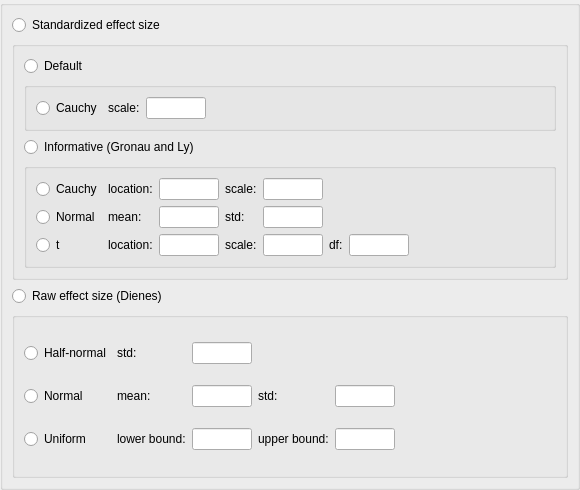
Qt form JASP-Desktop/widgets/subjectivepriorswidget.ui (jasp-stats/jasp-desktop) before a commit.
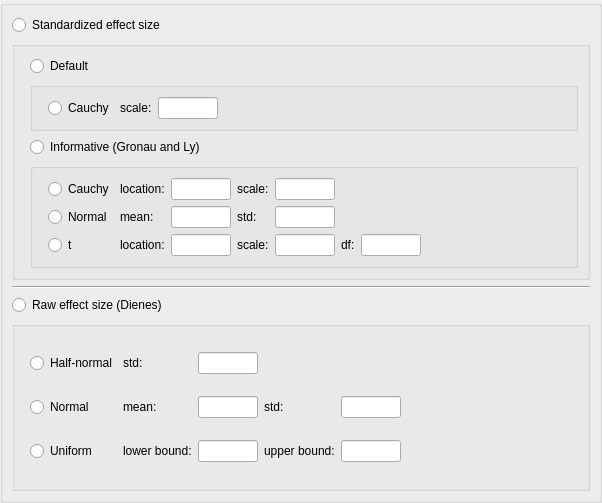
The same form after that commit. Custom widgets are drawn as their Qt base class.

Commit message: UI improvements to subjective priors widget

Diff of the .ui file:
```diff
--- a/JASP-Desktop/widgets/subjectivepriorswidget.ui
+++ b/JASP-Desktop/widgets/subjectivepriorswidget.ui
@@ -6,8 +6,8 @@
    <rect>
     <x>0</x>
     <y>0</y>
-    <width>580</width>
-    <height>490</height>
+    <width>602</width>
+    <height>503</height>
    </rect>
   </property>
   <property name="sizePolicy">
@@ -38,14 +38,21 @@
    <item row="0" column="0">
     <widget class="BoundGroupBox" name="effectSize">
      <layout class="QGridLayout" name="gridLayout_14">
-      <item row="2" column="0">
+      <item row="0" column="0">
+       <widget class="QRadioButton" name="_1standardizedEffectSize">
+        <property name="text">
+         <string>Standardized effect size</string>
+        </property>
+       </widget>
+      </item>
+      <item row="3" column="0">
        <widget class="QRadioButton" name="_2dienesRawEffectSize">
         <property name="text">
          <string>Raw effect size (Dienes)</string>
         </property>
        </widget>
       </item>
-      <item row="3" column="0">
+      <item row="4" column="0">
        <widget class="BoundGroupBox" name="dienesEffectSize">
         <property name="title">
          <string/>
@@ -54,43 +61,20 @@
          <bool>false</bool>
         </property>
         <layout class="QGridLayout" name="gridLayout_17">
+         <item row="2" column="6">
+          <spacer name="horizontalSpacer_9">
+           <property name="orientation">
+            <enum>Qt::Horizontal</enum>
+           </property>
+           <property name="sizeHint" stdset="0">
+            <size>
+             <width>40</width>
+             <height>20</height>
+            </size>
+           </property>
+          </spacer>
+         </item>
          <item row="2" column="1">
-          <widget class="QLabel" name="label_uniformDienesLowerBound">
-           <property name="text">
-            <string>lower bound:</string>
-           </property>
-          </widget>
-         </item>
-         <item row="2" column="3">
-          <widget class="QLabel" name="label_uniformDienesUpperBound">
-           <property name="text">
-            <string>upper bound:</string>
-           </property>
-          </widget>
-         </item>
-         <item row="2" column="2">
-          <widget class="BoundTextBox" name="uniformDienesLowerBound">
-           <property name="sizePolicy">
-            <sizepolicy hsizetype="Fixed" vsizetype="Preferred">
-             <horstretch>0</horstretch>
-             <verstretch>0</verstretch>
-            </sizepolicy>
-           </property>
-           <property name="minimumSize">
-            <size>
-             <width>60</width>
-             <height>0</height>
-            </size>
-           </property>
-           <property name="maximumSize">
-            <size>
-             <width>60</width>
-             <height>16777215</height>
-            </size>
-           </property>
-          </widget>
-         </item>
-         <item row="2" column="0">
           <widget class="QRadioButton" name="uniformDienes">
            <property name="sizePolicy">
             <sizepolicy hsizetype="Fixed" vsizetype="Fixed">
@@ -103,8 +87,8 @@
            </property>
           </widget>
          </item>
-         <item row="2" column="4">
-          <widget class="BoundTextBox" name="uniformDienesUpperBound">
+         <item row="1" column="5">
+          <widget class="BoundTextBox" name="normalDienesStd">
            <property name="sizePolicy">
             <sizepolicy hsizetype="Fixed" vsizetype="Preferred">
              <horstretch>0</horstretch>
@@ -125,7 +109,7 @@
            </property>
           </widget>
          </item>
-         <item row="0" column="2">
+         <item row="0" column="3">
           <widget class="BoundTextBox" name="halfNormalDienesStd">
            <property name="sizePolicy">
             <sizepolicy hsizetype="Fixed" vsizetype="Preferred">
@@ -147,41 +131,72 @@
            </property>
           </widget>
          </item>
-         <item row="0" column="1">
+         <item row="2" column="3">
+          <widget class="BoundTextBox" name="uniformDienesLowerBound">
+           <property name="sizePolicy">
+            <sizepolicy hsizetype="Fixed" vsizetype="Preferred">
+             <horstretch>0</horstretch>
+             <verstretch>0</verstretch>
+            </sizepolicy>
+           </property>
+           <property name="minimumSize">
+            <size>
+             <width>60</width>
+             <height>0</height>
+            </size>
+           </property>
+           <property name="maximumSize">
+            <size>
+             <width>60</width>
+             <height>16777215</height>
+            </size>
+           </property>
+          </widget>
+         </item>
+         <item row="2" column="5">
+          <widget class="BoundTextBox" name="uniformDienesUpperBound">
+           <property name="sizePolicy">
+            <sizepolicy hsizetype="Fixed" vsizetype="Preferred">
+             <horstretch>0</horstretch>
+             <verstretch>0</verstretch>
+            </sizepolicy>
+           </property>
+           <property name="minimumSize">
+            <size>
+             <width>60</width>
+             <height>0</height>
+            </size>
+           </property>
+           <property name="maximumSize">
+            <size>
+             <width>60</width>
+             <height>16777215</height>
+            </size>
+           </property>
+          </widget>
+         </item>
+         <item row="2" column="4">
+          <widget class="QLabel" name="label_uniformDienesUpperBound">
+           <property name="text">
+            <string>upper bound:</string>
+           </property>
+          </widget>
+         </item>
+         <item row="0" column="2">
           <widget class="QLabel" name="label_halfNormalDienesStd">
            <property name="text">
             <string>std:</string>
            </property>
           </widget>
          </item>
-         <item row="0" column="0">
-          <widget class="QRadioButton" name="halfNormalDienes">
-           <property name="text">
-            <string>Half-normal</string>
-           </property>
-          </widget>
-         </item>
-         <item row="1" column="0">
-          <widget class="QRadioButton" name="normalDienes">
-           <property name="sizePolicy">
-            <sizepolicy hsizetype="Fixed" vsizetype="Fixed">
-             <horstretch>0</horstretch>
-             <verstretch>0</verstretch>
-            </sizepolicy>
-           </property>
-           <property name="text">
-            <string>Normal</string>
-           </property>
-          </widget>
-         </item>
-         <item row="1" column="1">
+         <item row="1" column="2">
           <widget class="QLabel" name="label_normalDienesMean">
            <property name="text">
             <string>mean:</string>
            </property>
           </widget>
          </item>
-         <item row="1" column="2">
+         <item row="1" column="3">
           <widget class="BoundTextBox" name="normalDienesMean">
            <property name="sizePolicy">
             <sizepolicy hsizetype="Fixed" vsizetype="Preferred">
@@ -203,49 +218,58 @@
            </property>
           </widget>
          </item>
-         <item row="1" column="3">
+         <item row="1" column="4">
           <widget class="QLabel" name="label_normalDienesStd">
            <property name="text">
             <string>std:</string>
            </property>
           </widget>
          </item>
-         <item row="1" column="4">
-          <widget class="BoundTextBox" name="normalDienesStd">
+         <item row="0" column="1">
+          <widget class="QRadioButton" name="halfNormalDienes">
+           <property name="text">
+            <string>Half-normal</string>
+           </property>
+          </widget>
+         </item>
+         <item row="1" column="1">
+          <widget class="QRadioButton" name="normalDienes">
            <property name="sizePolicy">
-            <sizepolicy hsizetype="Fixed" vsizetype="Preferred">
+            <sizepolicy hsizetype="Fixed" vsizetype="Fixed">
              <horstretch>0</horstretch>
              <verstretch>0</verstretch>
             </sizepolicy>
            </property>
-           <property name="minimumSize">
-            <size>
-             <width>60</width>
-             <height>0</height>
-            </size>
+           <property name="text">
+            <string>Normal</string>
            </property>
+          </widget>
+         </item>
+         <item row="2" column="2">
+          <widget class="QLabel" name="label_uniformDienesLowerBound">
+           <property name="text">
+            <string>lower bound:</string>
+           </property>
+          </widget>
+         </item>
+         <item row="1" column="0">
+          <widget class="QWidget" name="widget_4" native="true">
            <property name="maximumSize">
             <size>
-             <width>60</width>
+             <width>16</width>
              <height>16777215</height>
             </size>
            </property>
           </widget>
          </item>
-         <item row="2" column="5">
-          <spacer name="horizontalSpacer_9">
+        </layout>
+       </widget>
+      </item>
+      <item row="2" column="0">
+       <widget class="Line" name="line_2">
            <property name="orientation">
             <enum>Qt::Horizontal</enum>
            </property>
-           <property name="sizeHint" stdset="0">
-            <size>
-             <width>40</width>
-             <height>20</height>
-            </size>
-           </property>
-          </spacer>
-         </item>
-        </layout>
        </widget>
       </item>
       <item row="1" column="0">
@@ -257,100 +281,7 @@
          <bool>false</bool>
         </property>
         <layout class="QGridLayout" name="gridLayout_15">
-         <item row="0" column="0">
-          <widget class="QRadioButton" name="defaultStandardEffectSize">
-           <property name="sizePolicy">
-            <sizepolicy hsizetype="Fixed" vsizetype="Fixed">
-             <horstretch>0</horstretch>
-             <verstretch>0</verstretch>
-            </sizepolicy>
-           </property>
-           <property name="text">
-            <string>Default</string>
-           </property>
-          </widget>
-         </item>
-         <item row="3" column="0">
-          <widget class="QRadioButton" name="informativeStandardEffectSize">
-           <property name="sizePolicy">
-            <sizepolicy hsizetype="Fixed" vsizetype="Fixed">
-             <horstretch>0</horstretch>
-             <verstretch>0</verstretch>
-            </sizepolicy>
-           </property>
-           <property name="text">
-            <string>Informative (Gronau and Ly)</string>
-           </property>
-          </widget>
-         </item>
-         <item row="1" column="0">
-          <widget class="BoundGroupBox" name="defaultStandardizedEffectSize">
-           <property name="title">
-            <string/>
-           </property>
-           <property name="flat">
-            <bool>false</bool>
-           </property>
-           <layout class="QGridLayout" name="gridLayout_18">
-            <item row="0" column="3">
-             <spacer name="horizontalSpacer_10">
-              <property name="orientation">
-               <enum>Qt::Horizontal</enum>
-              </property>
-              <property name="sizeHint" stdset="0">
-               <size>
-                <width>40</width>
-                <height>20</height>
-               </size>
-              </property>
-             </spacer>
-            </item>
-            <item row="0" column="0">
-             <widget class="QRadioButton" name="cauchyDefault">
-              <property name="sizePolicy">
-               <sizepolicy hsizetype="Fixed" vsizetype="Fixed">
-                <horstretch>0</horstretch>
-                <verstretch>0</verstretch>
-               </sizepolicy>
-              </property>
-              <property name="text">
-               <string>Cauchy</string>
-              </property>
-             </widget>
-            </item>
-            <item row="0" column="1">
-             <widget class="QLabel" name="label_7">
-              <property name="text">
-               <string>scale:</string>
-              </property>
-             </widget>
-            </item>
-            <item row="0" column="2">
-             <widget class="BoundTextBox" name="priorWidth">
-              <property name="sizePolicy">
-               <sizepolicy hsizetype="Fixed" vsizetype="Preferred">
-                <horstretch>0</horstretch>
-                <verstretch>0</verstretch>
-               </sizepolicy>
-              </property>
-              <property name="minimumSize">
-               <size>
-                <width>60</width>
-                <height>0</height>
-               </size>
-              </property>
-              <property name="maximumSize">
-               <size>
-                <width>60</width>
-                <height>16777215</height>
-               </size>
-              </property>
-             </widget>
-            </item>
-           </layout>
-          </widget>
-         </item>
-         <item row="4" column="0">
+         <item row="4" column="1">
           <widget class="BoundGroupBox" name="informativeStandardizedEffectSize">
            <property name="title">
             <string/>
@@ -359,43 +290,65 @@
             <bool>false</bool>
            </property>
            <layout class="QGridLayout" name="gridLayout_16">
-            <item row="1" column="4">
-             <widget class="BoundTextBox" name="informativeCauchyScale">
-              <property name="sizePolicy">
-               <sizepolicy hsizetype="Fixed" vsizetype="Preferred">
-                <horstretch>0</horstretch>
-                <verstretch>0</verstretch>
-               </sizepolicy>
-              </property>
-              <property name="minimumSize">
-               <size>
-                <width>60</width>
-                <height>0</height>
-               </size>
-              </property>
-              <property name="maximumSize">
-               <size>
-                <width>60</width>
-                <height>16777215</height>
-               </size>
-              </property>
-             </widget>
-            </item>
             <item row="3" column="3">
+             <widget class="BoundTextBox" name="informativeTLocation">
+              <property name="sizePolicy">
+               <sizepolicy hsizetype="Fixed" vsizetype="Preferred">
+                <horstretch>0</horstretch>
+                <verstretch>0</verstretch>
+               </sizepolicy>
+              </property>
+              <property name="minimumSize">
+               <size>
+                <width>60</width>
+                <height>0</height>
+               </size>
+              </property>
+              <property name="maximumSize">
+               <size>
+                <width>60</width>
+                <height>16777215</height>
+               </size>
+              </property>
+             </widget>
+            </item>
+            <item row="1" column="5">
+             <widget class="BoundTextBox" name="informativeCauchyScale">
+              <property name="sizePolicy">
+               <sizepolicy hsizetype="Fixed" vsizetype="Preferred">
+                <horstretch>0</horstretch>
+                <verstretch>0</verstretch>
+               </sizepolicy>
+              </property>
+              <property name="minimumSize">
+               <size>
+                <width>60</width>
+                <height>0</height>
+               </size>
+              </property>
+              <property name="maximumSize">
+               <size>
+                <width>60</width>
+                <height>16777215</height>
+               </size>
+              </property>
+             </widget>
+            </item>
+            <item row="3" column="4">
              <widget class="QLabel" name="label_informativeTScale">
               <property name="text">
                <string>scale:</string>
               </property>
              </widget>
             </item>
-            <item row="3" column="1">
+            <item row="3" column="2">
              <widget class="QLabel" name="label_informativeTLocation">
               <property name="text">
                <string>location:</string>
               </property>
              </widget>
             </item>
-            <item row="3" column="6">
+            <item row="3" column="7">
              <widget class="BoundTextBox" name="informativeTDf">
               <property name="sizePolicy">
                <sizepolicy hsizetype="Fixed" vsizetype="Preferred">
@@ -417,14 +370,14 @@
               </property>
              </widget>
             </item>
-            <item row="3" column="5">
+            <item row="3" column="6">
              <widget class="QLabel" name="label_informativeTDf">
               <property name="text">
                <string>df:</string>
               </property>
              </widget>
             </item>
-            <item row="1" column="2">
+            <item row="1" column="3">
              <widget class="BoundTextBox" name="informativeCauchyLocation">
               <property name="sizePolicy">
                <sizepolicy hsizetype="Fixed" vsizetype="Preferred">
@@ -446,14 +399,14 @@
               </property>
              </widget>
             </item>
-            <item row="1" column="3">
+            <item row="1" column="4">
              <widget class="QLabel" name="label_informativeCauchyScale">
               <property name="text">
                <string>scale:</string>
               </property>
              </widget>
             </item>
-            <item row="3" column="0">
+            <item row="3" column="1">
              <widget class="QRadioButton" name="tInformative">
               <property name="sizePolicy">
                <sizepolicy hsizetype="Fixed" vsizetype="Fixed">
@@ -466,29 +419,7 @@
               </property>
              </widget>
             </item>
-            <item row="3" column="2">
-             <widget class="BoundTextBox" name="informativeTLocation">
-              <property name="sizePolicy">
-               <sizepolicy hsizetype="Fixed" vsizetype="Preferred">
-                <horstretch>0</horstretch>
-                <verstretch>0</verstretch>
-               </sizepolicy>
-              </property>
-              <property name="minimumSize">
-               <size>
-                <width>60</width>
-                <height>0</height>
-               </size>
-              </property>
-              <property name="maximumSize">
-               <size>
-                <width>60</width>
-                <height>16777215</height>
-               </size>
-              </property>
-             </widget>
-            </item>
-            <item row="1" column="0">
+            <item row="1" column="1">
              <widget class="QRadioButton" name="cauchyInformative">
               <property name="sizePolicy">
                <sizepolicy hsizetype="Fixed" vsizetype="Fixed">
@@ -501,14 +432,14 @@
               </property>
              </widget>
             </item>
-            <item row="1" column="1">
+            <item row="1" column="2">
              <widget class="QLabel" name="label_informativeCauchyLocation">
               <property name="text">
                <string>location:</string>
               </property>
              </widget>
             </item>
-            <item row="3" column="4">
+            <item row="3" column="5">
              <widget class="BoundTextBox" name="informativeTScale">
               <property name="sizePolicy">
                <sizepolicy hsizetype="Fixed" vsizetype="Preferred">
@@ -530,7 +461,7 @@
               </property>
              </widget>
             </item>
-            <item row="1" column="7">
+            <item row="1" column="8">
              <spacer name="horizontalSpacer_8">
               <property name="orientation">
                <enum>Qt::Horizontal</enum>
@@ -543,21 +474,14 @@
               </property>
              </spacer>
             </item>
-            <item row="2" column="0">
+            <item row="2" column="1">
              <widget class="QRadioButton" name="normalInformative">
               <property name="text">
                <string>Normal</string>
               </property>
              </widget>
             </item>
-            <item row="2" column="1">
-             <widget class="QLabel" name="label_informativeNormalMean">
-              <property name="text">
-               <string>mean:</string>
-              </property>
-             </widget>
-            </item>
-            <item row="2" column="2">
+            <item row="2" column="3">
              <widget class="BoundTextBox" name="informativeNormalMean">
               <property name="sizePolicy">
                <sizepolicy hsizetype="Fixed" vsizetype="Preferred">
@@ -579,14 +503,21 @@
               </property>
              </widget>
             </item>
-            <item row="2" column="3">
+            <item row="2" column="2">
+             <widget class="QLabel" name="label_informativeNormalMean">
+              <property name="text">
+               <string>mean:</string>
+              </property>
+             </widget>
+            </item>
+            <item row="2" column="4">
              <widget class="QLabel" name="label_informativeNormalStd">
               <property name="text">
                <string>std:</string>
               </property>
              </widget>
             </item>
-            <item row="2" column="4">
+            <item row="2" column="5">
              <widget class="BoundTextBox" name="informativeNormalStd">
               <property name="sizePolicy">
                <sizepolicy hsizetype="Fixed" vsizetype="Preferred">
@@ -608,17 +539,133 @@
               </property>
              </widget>
             </item>
+            <item row="2" column="0">
+             <widget class="QWidget" name="widget_5" native="true">
+              <property name="maximumSize">
+               <size>
+                <width>16</width>
+                <height>16777215</height>
+               </size>
+              </property>
+             </widget>
+            </item>
            </layout>
           </widget>
          </item>
+         <item row="0" column="1">
+          <widget class="QRadioButton" name="defaultStandardEffectSize">
+           <property name="sizePolicy">
+            <sizepolicy hsizetype="Fixed" vsizetype="Fixed">
+             <horstretch>0</horstretch>
+             <verstretch>0</verstretch>
+            </sizepolicy>
+           </property>
+           <property name="text">
+            <string>Default</string>
+           </property>
+          </widget>
+         </item>
+         <item row="3" column="1">
+          <widget class="QRadioButton" name="informativeStandardEffectSize">
+           <property name="sizePolicy">
+            <sizepolicy hsizetype="Fixed" vsizetype="Fixed">
+             <horstretch>0</horstretch>
+             <verstretch>0</verstretch>
+            </sizepolicy>
+           </property>
+           <property name="text">
+            <string>Informative (Gronau and Ly)</string>
+           </property>
+          </widget>
+         </item>
+         <item row="1" column="1">
+          <widget class="BoundGroupBox" name="defaultStandardizedEffectSize">
+           <property name="title">
+            <string/>
+           </property>
+           <property name="flat">
+            <bool>false</bool>
+           </property>
+           <layout class="QGridLayout" name="gridLayout_18">
+            <item row="0" column="1">
+             <widget class="QRadioButton" name="cauchyDefault">
+              <property name="sizePolicy">
+               <sizepolicy hsizetype="Fixed" vsizetype="Fixed">
+                <horstretch>0</horstretch>
+                <verstretch>0</verstretch>
+               </sizepolicy>
+              </property>
+              <property name="text">
+               <string>Cauchy</string>
+              </property>
+             </widget>
+            </item>
+            <item row="0" column="2">
+             <widget class="QLabel" name="label_7">
+              <property name="text">
+               <string>scale:</string>
+              </property>
+             </widget>
+            </item>
+            <item row="0" column="3">
+             <widget class="BoundTextBox" name="priorWidth">
+              <property name="sizePolicy">
+               <sizepolicy hsizetype="Fixed" vsizetype="Preferred">
+                <horstretch>0</horstretch>
+                <verstretch>0</verstretch>
+               </sizepolicy>
+              </property>
+              <property name="minimumSize">
+               <size>
+                <width>60</width>
+                <height>0</height>
+               </size>
+              </property>
+              <property name="maximumSize">
+               <size>
+                <width>60</width>
+                <height>16777215</height>
+               </size>
+              </property>
+             </widget>
+            </item>
+            <item row="0" column="0">
+             <widget class="QWidget" name="widget_6" native="true">
+              <property name="maximumSize">
+               <size>
+                <width>16</width>
+                <height>16777215</height>
+               </size>
+              </property>
+             </widget>
+            </item>
+            <item row="0" column="4">
+             <spacer name="horizontalSpacer_10">
+              <property name="orientation">
+               <enum>Qt::Horizontal</enum>
+              </property>
+              <property name="sizeHint" stdset="0">
+               <size>
+                <width>40</width>
+                <height>20</height>
+               </size>
+              </property>
+             </spacer>
+            </item>
         </layout>
        </widget>
       </item>
       <item row="0" column="0">
-       <widget class="QRadioButton" name="_1standardizedEffectSize">
-        <property name="text">
-         <string>Standardized effect size</string>
-        </property>
+          <widget class="QWidget" name="widget_7" native="true">
+           <property name="maximumSize">
+            <size>
+             <width>16</width>
+             <height>16777215</height>
+            </size>
+           </property>
+          </widget>
+         </item>
+        </layout>
        </widget>
       </item>
      </layout>
```
Lines whose indentation alone changed are shown as unchanged. The commit also changes 1 other file.
